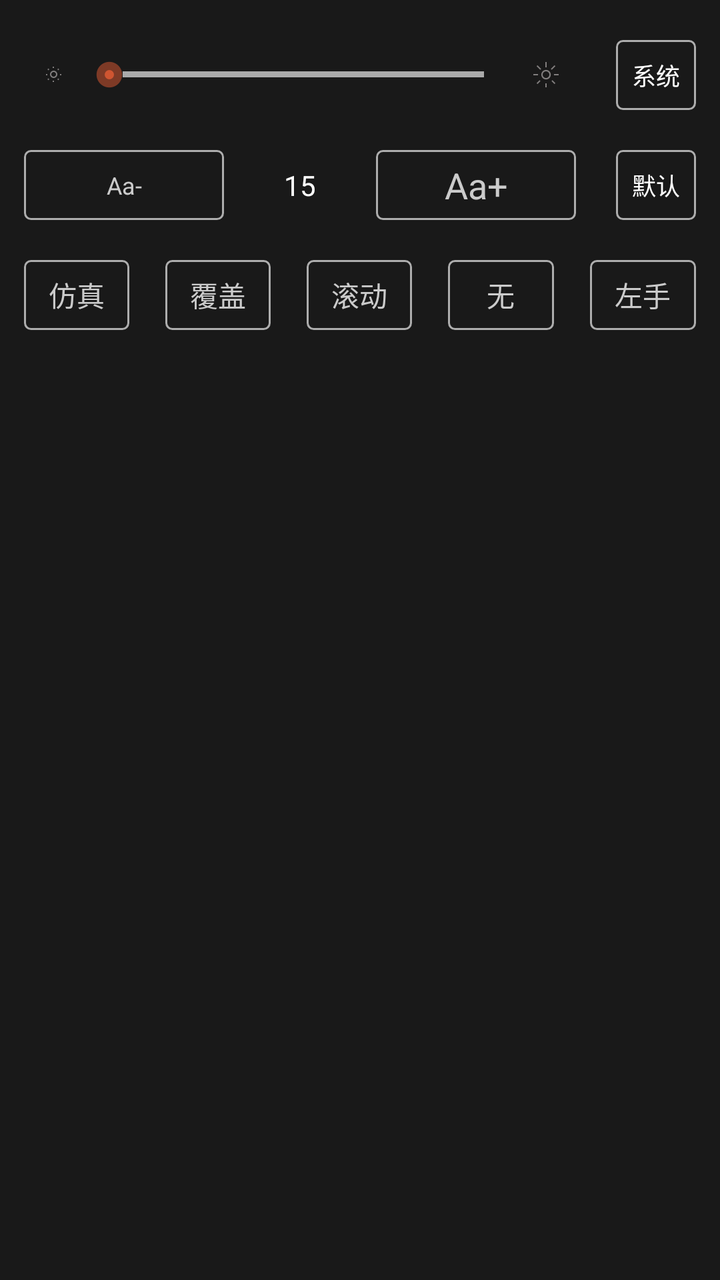
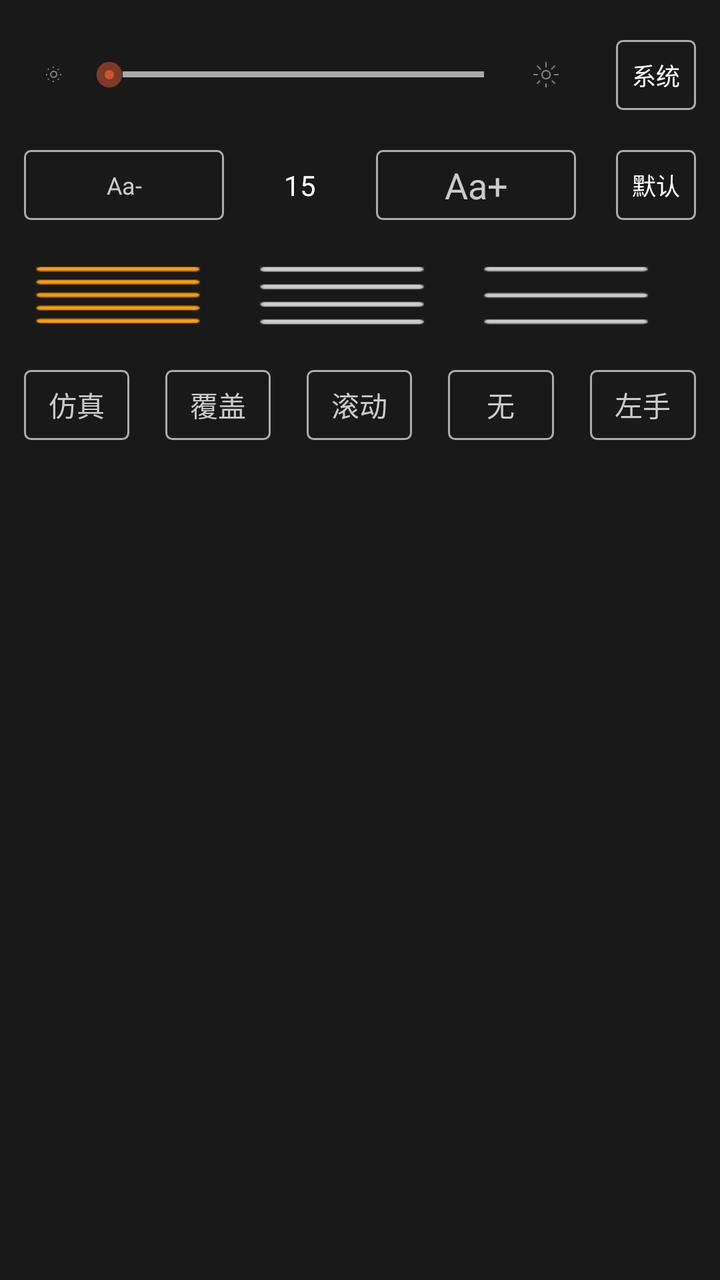

Before-and-after screenshots of an Android layout around one commit, followed by the original layout XML and the change that was made.
<!-- AndroidManifest.xml: application theme Theme.Design.NoActionBar -->
<!-- res/layout/dialog_read_setting.xml -->
<?xml version="1.0" encoding="utf-8"?>
<LinearLayout xmlns:android="http://schemas.android.com/apk/res/android"
    xmlns:app="http://schemas.android.com/apk/res-auto"
    xmlns:tools="http://schemas.android.com/tools"
    android:id="@+id/read_setting_ll_menu"
    android:layout_width="match_parent"
    android:layout_height="280dp"
    android:layout_alignParentBottom="true"
    android:background="@color/nb.read.menu.bg"
    android:clickable="true"
    android:orientation="vertical"
    android:paddingLeft="12dp"
    android:paddingRight="12dp">

    <LinearLayout
        android:layout_width="match_parent"
        android:layout_height="wrap_content"
        android:layout_marginTop="20dp"
        android:gravity="center_vertical"
        android:orientation="horizontal">

        <ImageView
            android:id="@+id/read_setting_iv_brightness_minus"
            android:layout_width="30dp"
            android:layout_height="30dp"
            android:scaleType="center"
            android:src="@drawable/ic_brightness_minus" />

        <SeekBar
            android:id="@+id/read_setting_sb_brightness"
            android:layout_width="0dp"
            android:layout_height="wrap_content"
            android:layout_weight="1"
            android:max="255"
            android:maxHeight="3dp"
            android:minHeight="3dp"
            android:progressDrawable="@drawable/seekbar_bg"
            android:thumb="@drawable/seekbar_thumb"
            android:thumbOffset="10dp" />

        <ImageView
            android:id="@+id/read_setting_iv_brightness_plus"
            android:layout_width="30dp"
            android:layout_height="30dp"
            android:layout_marginRight="20dp"
            android:scaleType="center"
            android:src="@drawable/ic_brightness_plus" />

        <CheckBox
            android:id="@+id/read_setting_cb_brightness_auto"
            android:layout_width="40dp"
            android:layout_height="35dp"
            android:background="@drawable/selector_btn_read_setting"
            android:button="@null"
            android:gravity="center"
            android:text="系统"
            android:textColor="@color/selector_btn_read_setting"
            android:textSize="12dp" />
    </LinearLayout>

    <LinearLayout
        android:layout_width="match_parent"
        android:layout_height="wrap_content"
        android:layout_marginTop="20dp"
        android:gravity="center_vertical"
        android:orientation="horizontal">

        <TextView
            android:id="@+id/read_setting_tv_font_minus"
            android:layout_width="100dp"
            android:layout_height="35dp"
            android:background="@drawable/shape_btn_read_setting_normal"
            android:gravity="center"
            android:text="Aa-"
            android:textColor="#CBCBCB"
            android:textSize="12dp" />

        <TextView
            android:id="@+id/read_setting_tv_font"
            android:layout_width="0dp"
            android:layout_height="wrap_content"
            android:layout_weight="1"
            android:gravity="center"
            android:text="15"
            android:textColor="@color/white"
            android:textSize="14dp" />

        <TextView
            android:id="@+id/read_setting_tv_font_plus"
            android:layout_width="100dp"
            android:layout_height="35dp"
            android:layout_marginRight="20dp"
            android:background="@drawable/shape_btn_read_setting_normal"
            android:gravity="center"
            android:padding="5dp"
            android:text="Aa+"
            android:textColor="#CBCBCB"
            android:textSize="18dp" />

        <CheckBox
            android:id="@+id/read_setting_cb_font_default"
            android:layout_width="40dp"
            android:layout_height="35dp"
            android:background="@drawable/selector_btn_read_setting"
            android:button="@null"
            android:gravity="center"
            android:text="默认"
            android:textColor="@color/selector_btn_read_setting"
            android:textSize="12dp" />
    </LinearLayout>

    <RadioGroup
        android:id="@+id/read_setting_rg_page_mode"
        android:layout_width="match_parent"
        android:layout_height="wrap_content"
        android:layout_marginTop="20dp"
        android:orientation="horizontal">

        <RadioButton
            android:id="@+id/read_setting_rb_simulation"
            android:layout_width="0dp"
            android:layout_height="35dp"
            android:layout_marginRight="18dp"
            android:layout_weight="1"
            android:background="@drawable/selector_btn_read_setting"
            android:button="@null"
            android:gravity="center"
            android:text="仿真"
            android:textColor="#CBCBCB"
            android:textSize="14dp" />

        <RadioButton
            android:id="@+id/read_setting_rb_cover"
            android:layout_width="0dp"

            android:layout_height="35dp"
            android:layout_marginRight="18dp"
            android:layout_weight="1"
            android:background="@drawable/selector_btn_read_setting"
            android:button="@null"
            android:gravity="center"
            android:text="覆盖"
            android:textColor="#CBCBCB"
            android:textSize="14dp" />

        <RadioButton
            android:id="@+id/read_setting_rb_slide"
            android:layout_width="0dp"
            android:layout_height="35dp"
            android:layout_marginRight="18dp"
            android:layout_weight="1"
            android:background="@drawable/selector_btn_read_setting"
            android:button="@null"
            android:gravity="center"
            android:text="滑动"
            android:textColor="#CBCBCB"
            android:textSize="14dp"
            android:visibility="gone" />

        <RadioButton
            android:id="@+id/read_setting_rb_scroll"
            android:layout_width="0dp"
            android:layout_height="35dp"
            android:layout_marginRight="18dp"
            android:layout_weight="1"
            android:background="@drawable/selector_btn_read_setting"
            android:button="@null"
            android:gravity="center"
            android:text="滚动"
            android:textColor="#CBCBCB"
            android:textSize="14dp" />

        <RadioButton
            android:id="@+id/read_setting_rb_none"
            android:layout_width="0dp"
            android:layout_height="35dp"
            android:layout_weight="1"
            android:background="@drawable/selector_btn_read_setting"
            android:button="@null"
            android:gravity="center"
            android:text="无"
            android:textColor="#CBCBCB"
            android:textSize="14dp" />

        <RadioButton
            android:id="@+id/read_setting_rb_left"
            android:layout_width="0dp"
            android:layout_height="35dp"
            android:layout_marginLeft="18dp"
            android:layout_weight="1"
            android:background="@drawable/selector_btn_read_setting"
            android:button="@null"
            android:gravity="center"
            android:text="左手"
            android:textColor="#CBCBCB"
            android:textSize="14dp" />

    </RadioGroup>

    <androidx.recyclerview.widget.RecyclerView
        android:id="@+id/read_setting_rv_bg"
        android:layout_width="match_parent"
        android:layout_height="40dp"
        android:layout_marginLeft="5dp"
        android:layout_marginTop="20dp"
        android:layout_marginRight="5dp"
        android:scrollbars="none" />

    <TextView
        android:id="@+id/read_setting_tv_more"
        android:layout_width="match_parent"
        android:layout_height="0dp"
        android:layout_marginTop="20dp"
        android:gravity="center_horizontal"
        android:text="更多设置 >>"
        android:textColor="#CBCBCB" />
</LinearLayout>
<!-- resources referenced by this layout -->
<resources>
  <color name="nb.read.menu.bg">#191919</color>
  <color name="white">#ffffffff</color>
  <!-- drawable seekbar_thumb (drawable) -->
  <?xml version="1.0" encoding="utf-8"?>
  <selector xmlns:android="http://schemas.android.com/apk/res/android">
  
      <item android:drawable="@drawable/seekbar_thumb_selected" android:state_pressed="true"/>
      <item android:drawable="@drawable/seekbar_thumb_selected" android:state_focused="true"/>
      <item android:drawable="@drawable/seekbar_thumb_normal"></item>
  
  </selector>
  <!-- drawable selector_btn_read_setting (drawable) -->
  <?xml version="1.0" encoding="utf-8"?>
  <selector xmlns:android="http://schemas.android.com/apk/res/android">
  	<item android:state_pressed="true" android:drawable="@drawable/shape_btn_read_setting_checked" />
  	<item android:state_checked="true" android:drawable="@drawable/shape_btn_read_setting_checked" />
  	<item android:drawable="@drawable/shape_btn_read_setting_normal" />
  </selector>
  <!-- drawable shape_btn_read_setting_normal (drawable) -->
  <?xml version="1.0" encoding="utf-8"?>
  <shape xmlns:android="http://schemas.android.com/apk/res/android"
  	android:shape="rectangle">
  	<corners android:radius="3dp"/>
  	<stroke android:width="1dp"
  		android:color="#adadad"/>
  </shape>
  <!-- drawable shape_btn_read_setting_checked (drawable) -->
  <?xml version="1.0" encoding="utf-8"?>
  <shape xmlns:android="http://schemas.android.com/apk/res/android"
  	android:shape="rectangle">
  	<corners android:radius="3dp"/>
  	<solid android:color="@color/nb.read.menu.bg"/>
  	<stroke android:width="1dp"
  		android:color="#EC4A48"/>
  </shape>
  <!-- unchanged entries left out for length: 5 -->
</resources>

<!-- the commit's change to res/layout/dialog_read_setting.xml (unified diff, before → after) -->
@@ -4,7 +4,7 @@
     xmlns:tools="http://schemas.android.com/tools"
     android:id="@+id/read_setting_ll_menu"
     android:layout_width="match_parent"
-    android:layout_height="280dp"
+    android:layout_height="wrap_content"
     android:layout_alignParentBottom="true"
     android:background="@color/nb.read.menu.bg"
     android:clickable="true"
@@ -110,6 +110,50 @@
     </LinearLayout>
 
     <RadioGroup
+        android:id="@+id/read_setting_line_spacing"
+        android:layout_width="match_parent"
+        android:layout_height="wrap_content"
+        android:layout_marginTop="20dp"
+        android:orientation="horizontal">
+
+        <RadioButton
+            android:id="@+id/reader_icon_line_spacing_small"
+            android:layout_width="0dp"
+            android:layout_height="35dp"
+            android:layout_marginRight="18dp"
+            android:checked="true"
+            android:layout_weight="1"
+            android:background="@drawable/reader_selector_line_spacing_small"
+            android:button="@null"
+            android:gravity="center"
+            android:textColor="#CBCBCB" />
+
+        <RadioButton
+            android:id="@+id/reader_icon_line_spacing_middle"
+            android:layout_width="0dp"
+            android:layout_height="35dp"
+            android:layout_marginRight="18dp"
+            android:layout_weight="1"
+            android:background="@drawable/reader_selector_line_spacing_middle"
+            android:button="@null"
+            android:gravity="center"
+            android:textColor="#CBCBCB" />
+
+        <RadioButton
+            android:id="@+id/reader_selector_line_spacing_small"
+            android:layout_width="0dp"
+            android:layout_height="35dp"
+            android:layout_marginRight="18dp"
+            android:layout_weight="1"
+            android:background="@drawable/reader_selector_line_spacing_big"
+            android:button="@null"
+            android:gravity="center"
+            android:textColor="#CBCBCB" />
+
+
+    </RadioGroup>
+
+    <RadioGroup
         android:id="@+id/read_setting_rg_page_mode"
         android:layout_width="match_parent"
         android:layout_height="wrap_content"
<!-- resource entries referenced after the edit -->
@@ -2,6 +2,27 @@
 <resources>
   <color name="nb.read.menu.bg">#191919</color>
   <color name="white">#ffffffff</color>
+  <!-- drawable reader_selector_line_spacing_big (drawable) -->
+  <?xml version="1.0" encoding="utf-8"?>
+  <selector xmlns:android="http://schemas.android.com/apk/res/android">
+      <item android:drawable="@drawable/reader_icon_line_spacing_big_selected" android:state_pressed="true" />
+      <item android:drawable="@drawable/reader_icon_line_spacing_big_selected" android:state_checked="true" />
+      <item android:drawable="@drawable/reader_icon_line_spacing_big_default" />
+  </selector>
+  <!-- drawable reader_selector_line_spacing_middle (drawable) -->
+  <?xml version="1.0" encoding="utf-8"?>
+  <selector xmlns:android="http://schemas.android.com/apk/res/android">
+  	<item android:state_pressed="true" android:drawable="@drawable/reader_icon_line_spacing_middle_selected" />
+  	<item android:state_checked="true" android:drawable="@drawable/reader_icon_line_spacing_middle_selected" />
+  	<item android:drawable="@drawable/reader_icon_line_spacing_middle_default" />
+  </selector>
+  <!-- drawable reader_selector_line_spacing_small (drawable) -->
+  <?xml version="1.0" encoding="utf-8"?>
+  <selector xmlns:android="http://schemas.android.com/apk/res/android">
+      <item android:drawable="@drawable/reader_icon_line_spacing_small_selected" android:state_pressed="true" />
+      <item android:drawable="@drawable/reader_icon_line_spacing_small_selected" android:state_checked="true" />
+      <item android:drawable="@drawable/reader_icon_line_spacing_small_default" />
+  </selector>
   <!-- drawable seekbar_thumb (drawable) -->
   <?xml version="1.0" encoding="utf-8"?>
   <selector xmlns:android="http://schemas.android.com/apk/res/android">
@@ -26,6 +47,12 @@
   	<stroke android:width="1dp"
   		android:color="#adadad"/>
   </shape>
+  <!-- drawable reader_icon_line_spacing_big_selected: png bitmap (drawable-xxhdpi, 217 bytes) -->
+  <!-- drawable reader_icon_line_spacing_big_default: png bitmap (drawable-xxhdpi, 212 bytes) -->
+  <!-- drawable reader_icon_line_spacing_middle_selected: png bitmap (drawable-xxhdpi, 182 bytes) -->
+  <!-- drawable reader_icon_line_spacing_middle_default: png bitmap (drawable-xxhdpi, 171 bytes) -->
+  <!-- drawable reader_icon_line_spacing_small_selected: png bitmap (drawable-xxhdpi, 275 bytes) -->
+  <!-- drawable reader_icon_line_spacing_small_default: png bitmap (drawable-xxhdpi, 272 bytes) -->
   <!-- drawable shape_btn_read_setting_checked (drawable) -->
   <?xml version="1.0" encoding="utf-8"?>
   <shape xmlns:android="http://schemas.android.com/apk/res/android"
